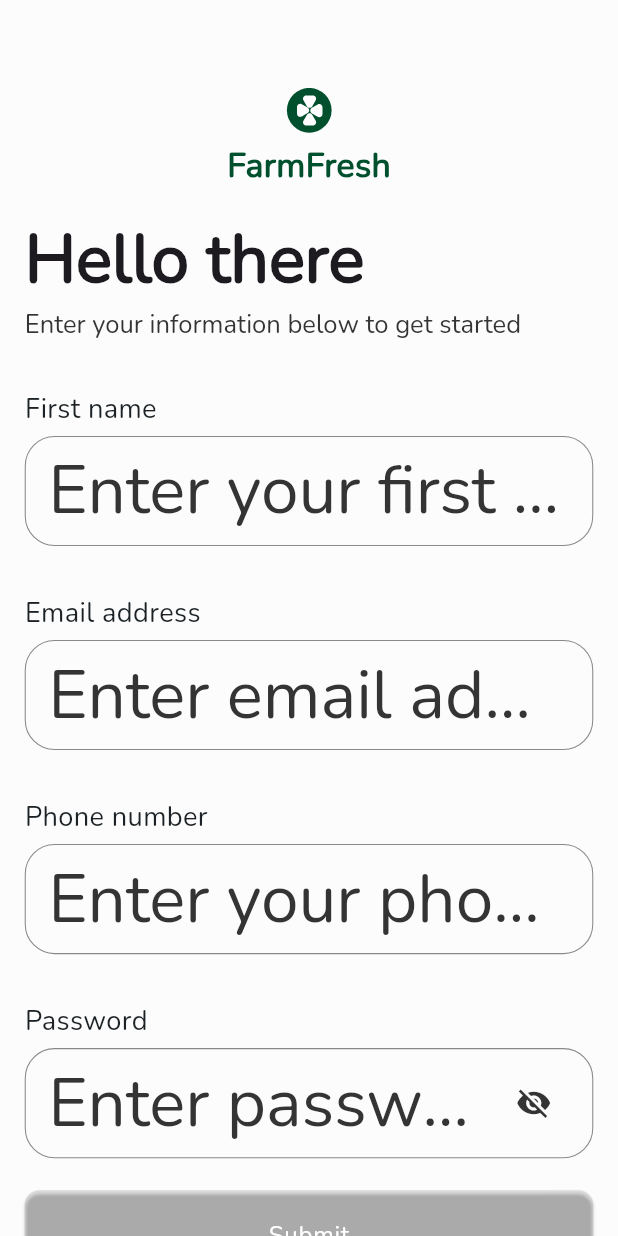
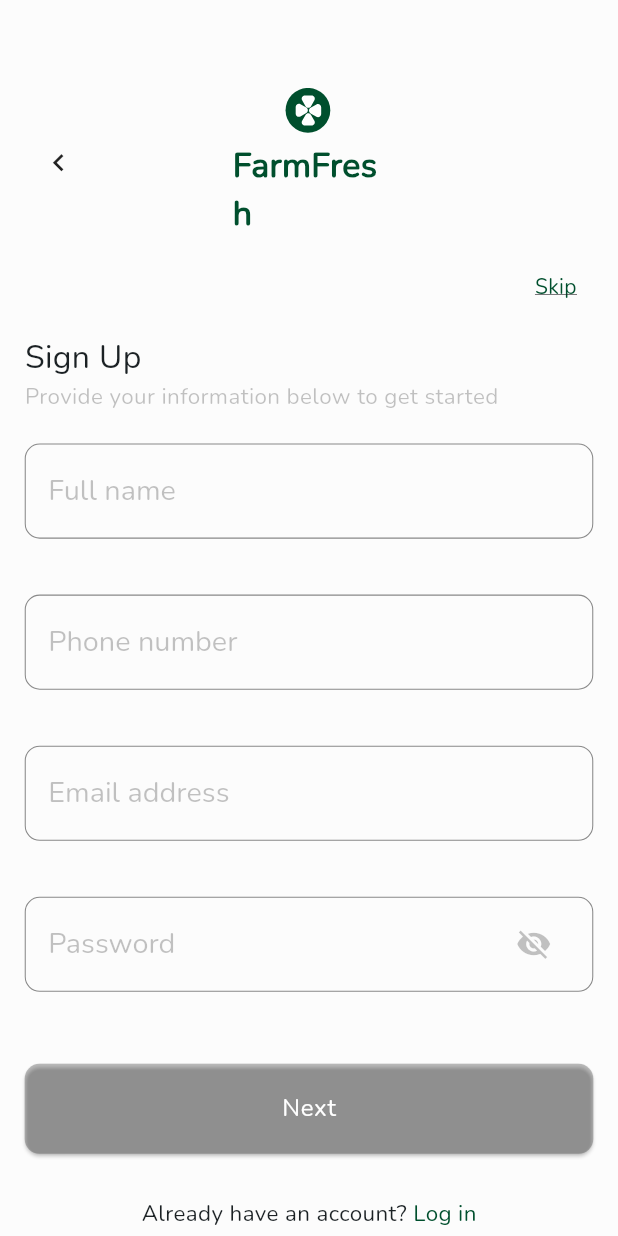
Before and after one commit to JER3MIAH/farm_fresh, a Flutter app: the SignUpView screen opened directly, on a phone screen of 412 x 824 dp. Run offline on Flutter 3.47's test engine with Material 3 defaults, Android fonts, the phone set to English and light mode, and no system bars; our stand-ins replace flutter_hooks, flutter_riverpod, flutter_svg, get, hooks_riverpod, pin_code_fields and 1 more.

Commit message:
Implement login and signup screen

```diff
--- a/lib/src/features/auth/presentation/views/sign_up/sign_up_view.dart
+++ b/lib/src/features/auth/presentation/views/sign_up/sign_up_view.dart
@@ -16,8 +16,8 @@ class SignUpView extends HookConsumerWidget {
     final theme = Theme.of(context).colorScheme;
     final formKey = useMemoized(() => GlobalKey<FormState>());
     final fullNameController = useTextEditingController();
+    final phoneNumberController = useTextEditingController();
     final emailController = useTextEditingController();
-    final phoneNumberController = useTextEditingController();
     final passwordController = useTextEditingController();
 
     final signupViewmodel = ref.watch(signUpProvider);
@@ -34,70 +34,83 @@ class SignUpView extends HookConsumerWidget {
           );
         },
         child: AppColumn(
-          margin: EdgeInsets.symmetric(horizontal: 15.dx),
+          margin: EdgeInsets.symmetric(horizontal: 15.dx).copyWith(top: 55.dy),
           shouldScroll: true,
           children: [
-            YBox(55.dy),
-            const AppIconAndText(),
-            YBox(20.dy),
-            StartAlignedText(
-              text: 'Hello there',
-              style: Theme.of(context).textTheme.displayMedium!.copyWith(
-                    fontWeight: FontWeight.w700,
+            const BackAndAppIcon(),
+            Padding(
+              padding: EdgeInsets.symmetric(vertical: 11.dy),
+              child: Row(
+                mainAxisAlignment: MainAxisAlignment.end,
+                children: [
+                  AppInkWell(
+                    onTap: () {},
+                    child: Text(
+                      'Skip',
+                      style: TextStyle(
+                        color: theme.primary,
+                        decoration: TextDecoration.underline,
+                      ),
+                    ),
                   ),
+                ],
+              ),
             ),
             StartAlignedText(
-              text: 'Enter your information below to get started',
-              style: Theme.of(context).textTheme.displayMedium!.copyWith(
-                    fontSize: 16.sp,
-                    height: 2,
-                    color: Theme.of(context).colorScheme.secondary,
-                  ),
+              text: 'Sign Up',
+              style: TextStyle(
+                fontSize: 20.sp,
+                fontWeight: FontWeight.w500,
+              ),
+            ),
+            StartAlignedText(
+              text: 'Provide your information below to get started',
+              style: TextStyle(
+                fontSize: 14.sp,
+                fontWeight: FontWeight.w500,
+                color: theme.secondary,
+              ),
             ),
             YBox(20.dy),
             AppTextField(
               controller: fullNameController,
-              labelText: 'First name',
-              hintText: 'Enter your first name',
+              hintText: 'Full name',
               keyBoardType: TextInputType.name,
               validator: (value) {
                 return Validator.nonEmptyField(value);
               },
             ),
-            YBox(25.dy),
+            YBox(35.dy),
+            AppTextField(
+              controller: phoneNumberController,
+              hintText: 'Phone number',
+              keyBoardType: TextInputType.phone,
+              validator: (value) {
+                return Validator.nonEmptyField(value);
+              },
+            ),
+            YBox(35.dy),
             AppTextField(
               controller: emailController,
-              labelText: 'Email address',
-              hintText: 'Enter email address',
+              hintText: 'Email address',
               keyBoardType: TextInputType.emailAddress,
               validator: (value) {
                 return Validator.emailValidator(value);
               },
             ),
-            YBox(25.dy),
-            AppTextField(
-              controller: phoneNumberController,
-              labelText: 'Phone number',
-              hintText: 'Enter your phone number',
-              keyBoardType: TextInputType.phone,
-              validator: (value) {
-                return Validator.nonEmptyField(value);
-              },
-            ),
-            YBox(25.dy),
+            YBox(35.dy),
             AppTextField(
               controller: passwordController,
-              labelText: 'Password',
-              hintText: 'Enter password',
+              hintText: 'Password',
               keyBoardType: TextInputType.visiblePassword,
               isPasswordField: true,
               validator: (value) {
                 return Validator.password(value);
               },
             ),
-            YBox(20.dy),
+            YBox(45.dy),
             AppButton(
-              title: 'Submit',
+              title: 'Next',
               isLoading: signupViewmodel.isLoading,
               onTap: () async {
                 if (formKey.currentState!.validate()) {
@@ -106,10 +119,10 @@ class SignUpView extends HookConsumerWidget {
               },
               buttonColor: signupViewmodel.buttonEnabled
                   ? theme.primary
-                  : theme.secondary.withOpacity(0.1),
-              // : theme.secondary.withOpacity(0.1),
+                  : theme.secondary,
+              // : theme.secondary,
             ),
-            YBox(10.dy),
+            YBox(27.dy),
             LinedUpText(
               leadingText: 'Already have an account? ',
               trailingText: 'Log in',
@@ -118,7 +131,7 @@ class SignUpView extends HookConsumerWidget {
                 AppNavigator.replaceNamed(AuthRoutes.login);
               },
             ),
-            YBox(25.dy),
+            YBox(35.dy),
           ],
         ),
       ),
--- a/lib/src/features/navigation/pages.dart
+++ b/lib/src/features/navigation/pages.dart
@@ -1,4 +1,6 @@
+import 'package:farm_fresh/src/features/auth/presentation/views/login/login_view.dart';
 import 'package:farm_fresh/src/features/auth/presentation/views/register/register_view.dart';
+import 'package:farm_fresh/src/features/auth/presentation/views/sign_up/sign_up_view.dart';
 import 'package:farm_fresh/src/features/home/presentation/views/home_view.dart';
 import 'package:farm_fresh/src/features/navigation/routes.dart';
 import 'package:farm_fresh/src/features/onboarding/screen/onboarding_screen.dart';
@@ -41,6 +43,18 @@ List<GetPage> authPages = [
     transition: Transition.native,
     transitionDuration: const Duration(milliseconds: 500),
   ),
+  GetPage(
+    name: AuthRoutes.login,
+    page: () => const LoginView(),
+    transition: Transition.native,
+    transitionDuration: const Duration(milliseconds: 500),
+  ),
+  GetPage(
+    name: AuthRoutes.signUp,
+    page: () => const SignUpView(),
+    transition: Transition.native,
+    transitionDuration: const Duration(milliseconds: 500),
+  ),
 ];
 
 //*-------------------------------Home Routes---------------------------------------------
--- a/lib/src/features/onboarding/screen/widgets/app_icon_and_text.dart
+++ b/lib/src/features/onboarding/screen/widgets/app_icon_and_text.dart
@@ -3,13 +3,17 @@ import 'package:flutter/material.dart';
 import 'package:flutter_svg/flutter_svg.dart';
 
 class AppIconAndText extends StatelessWidget {
-  const AppIconAndText({super.key});
+  final double? width;
+  const AppIconAndText({
+    super.key,
+    this.width,
+  });
 
   @override
   Widget build(BuildContext context) {
     final theme = Theme.of(context).colorScheme;
     return AppColumn(
-      width: Dims.deviceSize.width,
+      width: width ?? Dims.deviceSize.width,
       crossAxisAlignment: CrossAxisAlignment.center,
       children: [
         SvgPicture.asset(appIcon),
--- a/lib/src/shared/theme/app_theme.dart
+++ b/lib/src/shared/theme/app_theme.dart
@@ -41,6 +41,9 @@ final ThemeData appTheme = baseTheme.copyWith(
           fontSize: 25.sp,
           fontWeight: FontWeight.w700,
         ),
+        displayMedium: TextStyle(
+          fontSize: 18.sp,
+        ),
       )
       .apply(
         fontFamily: kNunito,
@@ -50,7 +53,7 @@ final ThemeData appTheme = baseTheme.copyWith(
       .copyWith(
         onPrimary: appColors.green.withOpacity(0.6),
         primary: appColors.green,
-        secondary: appColors.grey,
+        secondary: appColors.grey.withOpacity(0.3),
         error: appColors.error,
         onError: appColors.error.withOpacity(0.42),
         background: appColors.white,
--- /dev/null
+++ b/lib/src/shared/widgets/app_back_button.dart
@@ -0,0 +1,20 @@
+import 'package:farm_fresh/src/features/navigation/app_navigator.dart';
+import 'package:farm_fresh/src/shared/shared.dart';
+import 'package:flutter/material.dart';
+
+class AppBackButton extends StatelessWidget {
+  const AppBackButton({super.key});
+
+  @override
+  Widget build(BuildContext context) {
+    return AppInkWell(
+      onTap: () {
+        AppNavigator.popRoute();
+      },
+      child: Icon(
+        Icons.keyboard_arrow_left,
+        size: 21.dx,
+      ),
+    );
+  }
+}
--- a/lib/src/shared/widgets/app_textfields.dart
+++ b/lib/src/shared/widgets/app_textfields.dart
@@ -39,7 +39,7 @@ class AppTextField extends HookWidget {
     this.prefixWidget,
     this.suffixWidget,
     this.address = '',
-    this.hasTopTitle = true,
+    this.hasTopTitle = false,
     this.contentPadding,
   });
 
@@ -79,10 +79,10 @@ class AppTextField extends HookWidget {
             : const SizedBox.shrink(),
         Container(
           padding: EdgeInsets.symmetric(
-              horizontal: 15, vertical: verticalPadding ?? 10),
+              horizontal: 15, vertical: verticalPadding ?? 7),
           decoration: BoxDecoration(
             border: Border.all(color: currentBorderColor.value, width: 0.7),
-            borderRadius: BorderRadius.circular(20),
+            borderRadius: BorderRadius.circular(10),
           ),
           child: Column(
             children: [
--- /dev/null
+++ b/lib/src/shared/widgets/back_and_appicon.dart
@@ -0,0 +1,21 @@
+import 'package:farm_fresh/src/features/onboarding/screen/widgets/app_icon_and_text.dart';
+import 'package:farm_fresh/src/shared/widgets/app_back_button.dart';
+import 'package:flutter/material.dart';
+
+class BackAndAppIcon extends StatelessWidget {
+  const BackAndAppIcon({super.key});
+
+  @override
+  Widget build(BuildContext context) {
+    return const Row(
+      children: [
+        AppBackButton(),
+        Spacer(flex: 2),
+        AppIconAndText(
+          width: 100,
+        ),
+        Spacer(flex: 3),
+      ],
+    );
+  }
+}
--- a/lib/src/shared/widgets/widgets.dart
+++ b/lib/src/shared/widgets/widgets.dart
@@ -8,3 +8,5 @@ export 'app_text.dart';
 export 'app_inkwell.dart';
 export 'custom_checkbox.dart';
 export 'date_widget.dart';
+export 'back_and_appicon.dart';
+export 'app_back_button.dart';
```
Also changed, not shown: lib/src/features/auth/presentation/views/login/login_view.dart (+43 -27 lines).
